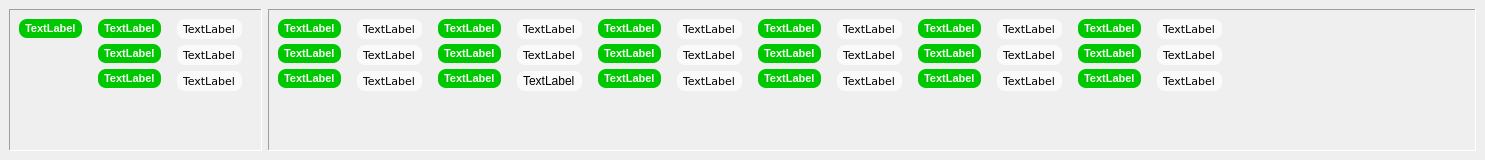
Old version of the form dockresults.ui in the repository crocodile119/Laser-Studio.
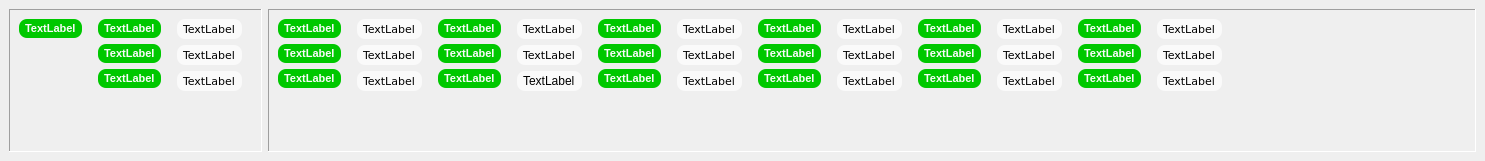
New version of the form.

```diff
--- a/dockresults.ui
+++ b/dockresults.ui
@@ -7,7 +7,7 @@
     <x>0</x>
     <y>0</y>
     <width>1485</width>
-    <height>160</height>
+    <height>161</height>
    </rect>
   </property>
   <property name="sizePolicy">
@@ -18,8 +18,8 @@
   </property>
   <property name="minimumSize">
    <size>
-    <width>405</width>
-    <height>137</height>
+    <width>414</width>
+    <height>161</height>
    </size>
   </property>
   <property name="maximumSize">
@@ -291,8 +291,8 @@
         <rect>
          <x>0</x>
          <y>0</y>
-         <width>1188</width>
-         <height>118</height>
+         <width>1156</width>
+         <height>111</height>
         </rect>
        </property>
        <layout class="QGridLayout" name="gridLayout_2">
```
